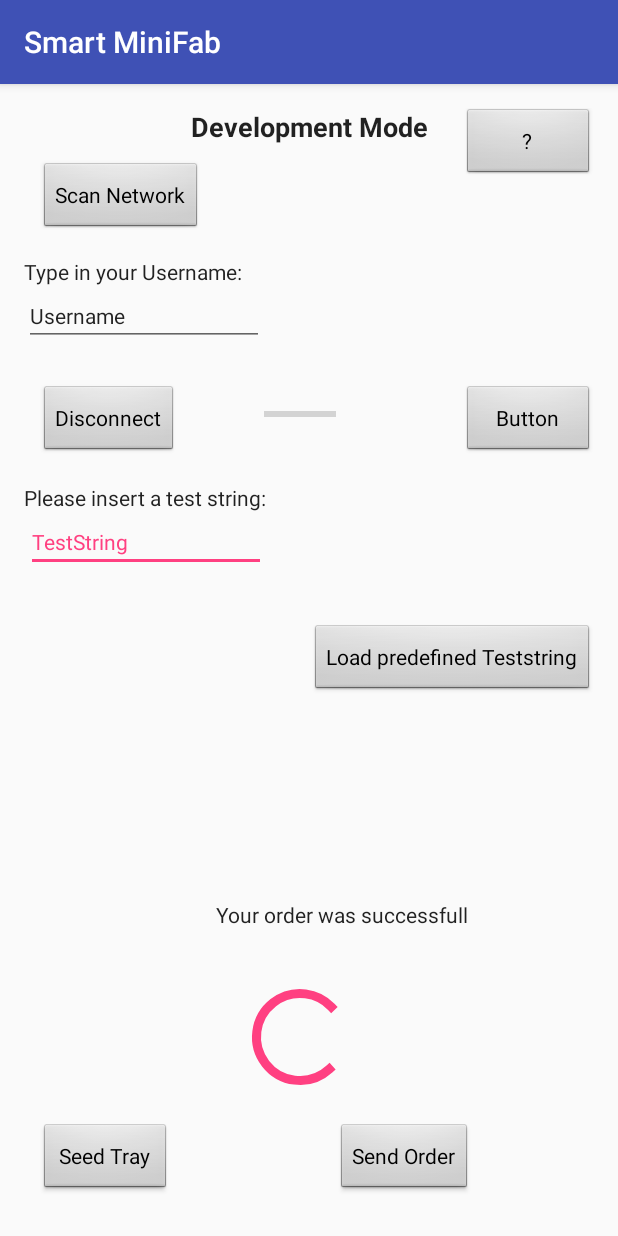
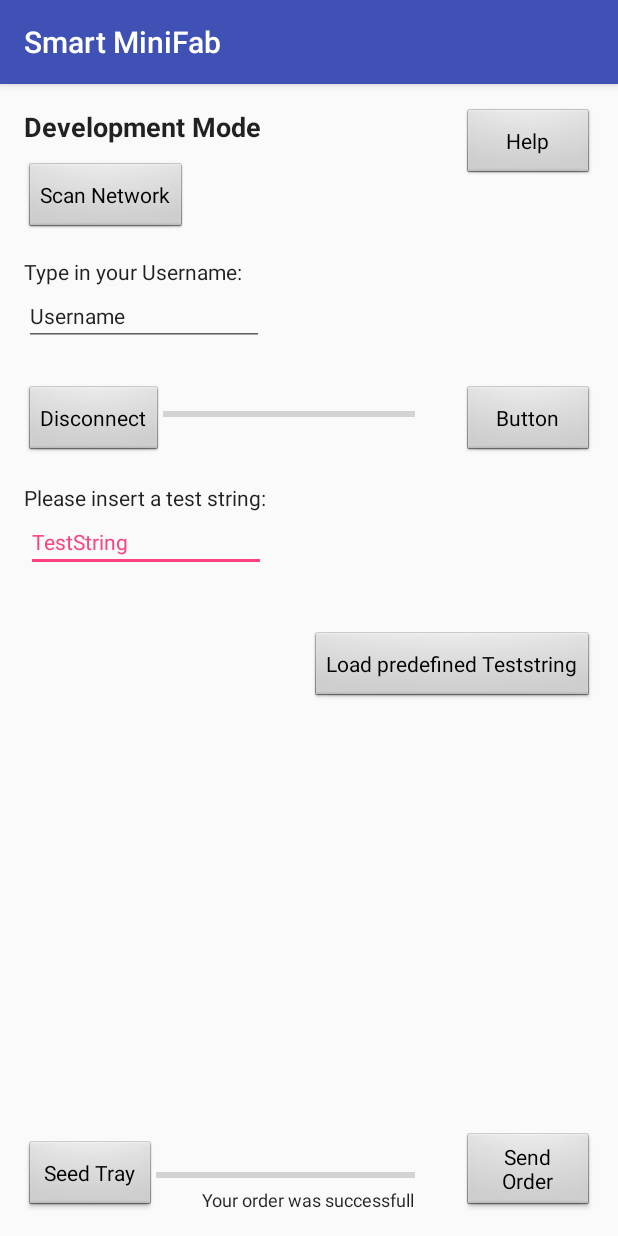
Before and after one commit to Brumberg/Tetris-Fab, an Android app: the DevelopmentModeActivity screen opened directly, with no data from a screen before it, on a phone screen of 412 x 824 dp. Run offline under Robolectric (Android 15) with nearby library versions, the phone set to English and light mode, and no system bars.

Commit message:
GUI 13.01.17

```diff
--- a/AndroidStudioProjekt/SmartMiniFab/app/src/main/res/layout/activity_development_mode.xml
+++ b/AndroidStudioProjekt/SmartMiniFab/app/src/main/res/layout/activity_development_mode.xml
@@ -18,22 +18,9 @@
         android:textAppearance="@android:style/TextAppearance.DeviceDefault"
         android:fontFamily="sans-serif"
         android:textSize="18sp"
-        android:textAlignment="center"
+        android:textAlignment="viewStart"
         android:textStyle="normal|bold"
         android:textAllCaps="false" />
-
-    <Button
-        android:layout_width="wrap_content"
-        android:layout_height="wrap_content"
-        android:id="@+id/ID_Dev_Mode_Help_Button"
-        android:textAppearance="@android:style/TextAppearance.DeviceDefault"
-        android:layout_alignParentTop="true"
-        android:layout_alignParentRight="true"
-        android:layout_alignParentEnd="true"
-        android:visibility="visible"
-        android:elevation="0dp"
-        style="@android:style/Widget.Button"
-        android:text="?" />
 
     <TextView
         android:layout_width="wrap_content"
@@ -63,27 +50,17 @@
         android:layout_alignParentRight="true"
         android:layout_alignParentEnd="true" />
 
-    <Button
-        android:text="Scan Network"
-        android:layout_width="wrap_content"
-        android:layout_height="wrap_content"
-        android:id="@+id/ID_Dev_Mode_Scan_Button"
-        style="@android:style/Widget.Button"
-        android:layout_marginLeft="10dp"
-        android:layout_marginStart="10dp"
-        android:layout_alignBottom="@+id/ID_Dev_Mode_Spinner_DropDown"
-        android:layout_alignParentLeft="true"
-        android:layout_alignParentStart="true" />
-
     <ProgressBar
         style="@android:style/Widget.DeviceDefault.Light.ProgressBar.Horizontal"
         android:layout_width="wrap_content"
         android:layout_height="wrap_content"
         android:id="@+id/ID_Dev_Mode_Connecting_ProcessBar"
         android:layout_alignTop="@+id/ID_Dev_Mode__Button"
-        android:layout_toRightOf="@+id/ID_Dev_Mode_User_TextField"
-        android:layout_toEndOf="@+id/ID_Dev_Mode_User_TextField"
-        android:layout_marginTop="11dp" />
+        android:layout_marginTop="11dp"
+        android:layout_alignRight="@+id/ID_Dev_Mode_OrderSucces_TextView"
+        android:layout_alignEnd="@+id/ID_Dev_Mode_OrderSucces_TextView"
+        android:layout_toRightOf="@+id/ID_Dev_Mode__Button"
+        android:layout_toEndOf="@+id/ID_Dev_Mode__Button" />
 
     <Button
         android:text="Disconnect"
@@ -105,10 +82,9 @@
         tools:text="Connect"
         android:textAppearance="@android:style/TextAppearance.DeviceDefault"
         style="@android:style/Widget.Button"
-        android:layout_alignBaseline="@+id/ID_Dev_Mode__Button"
-        android:layout_alignBottom="@+id/ID_Dev_Mode__Button"
         android:layout_alignParentRight="true"
-        android:layout_alignParentEnd="true" />
+        android:layout_alignParentEnd="true"
+        android:layout_above="@+id/ID_Dev_Mode_TestString_TextView" />
 
     <TextView
         android:text="Please insert a test string:"
@@ -143,7 +119,6 @@
         android:ems="10"
         android:id="@+id/ID_Dev_Mode_User_TextField"
         android:textAppearance="@android:style/TextAppearance.DeviceDefault"
-        android:singleLine="false"
         android:selectAllOnFocus="false"
         android:textAlignment="viewStart"
         tools:background="@android:color/background_light"
@@ -152,15 +127,38 @@
         android:layout_alignParentStart="true" />
 
     <Button
-        android:text="Load predefined Teststring"
         android:layout_width="wrap_content"
         android:layout_height="wrap_content"
-        android:id="@+id/ID_Dev_Mode_LoadTestString_Button"
+        android:id="@+id/ID_Dev_Mode_Help_Button"
+        android:textAppearance="@android:style/TextAppearance.DeviceDefault"
+        android:visibility="visible"
+        android:elevation="0dp"
+        style="@android:style/Widget.Button"
+        android:text="Help"
+        android:layout_alignParentTop="true"
+        android:layout_alignParentRight="true"
+        android:layout_alignParentEnd="true" />
+
+    <Button
+        android:text="Scan Network"
+        android:layout_width="wrap_content"
+        android:layout_height="wrap_content"
+        android:id="@+id/ID_Dev_Mode_Scan_Button"
+        style="@android:style/Widget.Button"
+        android:layout_alignBottom="@+id/ID_Dev_Mode_Spinner_DropDown"
+        android:layout_alignParentLeft="true"
+        android:layout_alignParentStart="true" />
+
+    <Button
+        android:text="Send Order"
+        android:layout_width="wrap_content"
+        android:layout_height="wrap_content"
+        android:id="@+id/ID_Dev_Mode_Order_Button"
         style="@android:style/Widget.Button"
         android:textAppearance="@android:style/TextAppearance.DeviceDefault"
-        android:layout_centerVertical="true"
-        android:layout_alignParentRight="true"
-        android:layout_alignParentEnd="true" />
+        android:layout_alignParentBottom="true"
+        android:layout_alignLeft="@+id/Connect"
+        android:layout_alignStart="@+id/Connect" />
 
     <Button
         android:text="Seed Tray"
@@ -170,44 +168,42 @@
         style="@android:style/Widget.Button"
         android:textAppearance="@android:style/TextAppearance.DeviceDefault"
         android:layout_alignParentBottom="true"
-        android:layout_alignLeft="@+id/ID_Dev_Mode__Button"
-        android:layout_alignStart="@+id/ID_Dev_Mode__Button"
-        android:layout_marginBottom="11dp" />
+        android:layout_alignParentLeft="true"
+        android:layout_alignParentStart="true" />
 
-    <Button
-        android:text="Send Order"
+    <ProgressBar
+        style="@style/Widget.AppCompat.ProgressBar.Horizontal"
         android:layout_width="wrap_content"
         android:layout_height="wrap_content"
-        android:id="@+id/ID_Dev_Mode_Order_Button"
-        style="@android:style/Widget.Button"
-        android:textAppearance="@android:style/TextAppearance.DeviceDefault"
-        android:layout_alignTop="@+id/ID_Dev_Mode_SeedTray_Button"
-        android:layout_toRightOf="@+id/ID_Dev_Mode_Connecting_ProcessBar"
-        android:layout_toEndOf="@+id/ID_Dev_Mode_Connecting_ProcessBar" />
-
-    <ProgressBar
-        style="?android:attr/progressBarStyleLarge"
-        android:layout_width="wrap_content"
-        android:layout_height="wrap_content"
-        android:layout_above="@+id/ID_Dev_Mode_SeedTray_Button"
-        android:layout_toLeftOf="@+id/Connect"
-        android:layout_marginBottom="19dp"
         android:id="@+id/ID_Dev_Mode_InOperation_ProcessBar"
         android:visibility="visible"
         android:indeterminate="false"
-        android:layout_toRightOf="@+id/ID_Dev_Mode_User_TextView"
-        android:layout_toEndOf="@+id/ID_Dev_Mode_User_TextView" />
+        android:layout_alignTop="@+id/ID_Dev_Mode_SeedTray_Button"
+        android:layout_marginTop="15dp"
+        android:layout_alignRight="@+id/ID_Dev_Mode_Connecting_ProcessBar"
+        android:layout_alignEnd="@+id/ID_Dev_Mode_Connecting_ProcessBar"
+        android:layout_toRightOf="@+id/ID_Dev_Mode_SeedTray_Button"
+        android:layout_toEndOf="@+id/ID_Dev_Mode_SeedTray_Button" />
 
     <TextView
         android:text="Your order was successfull"
         android:layout_width="wrap_content"
         android:layout_height="wrap_content"
-        android:layout_marginBottom="34dp"
         android:id="@+id/ID_Dev_Mode_OrderSucces_TextView"
         android:textAppearance="@android:style/TextAppearance.DeviceDefault"
-        android:layout_marginLeft="9dp"
-        android:layout_marginStart="9dp"
-        android:layout_above="@+id/ID_Dev_Mode_InOperation_ProcessBar"
-        android:layout_toRightOf="@+id/ID_Dev_Mode_Scan_Button"
-        android:layout_toEndOf="@+id/ID_Dev_Mode_Scan_Button" />
+        android:layout_alignParentBottom="true"
+        android:layout_centerHorizontal="true"
+        android:textSize="12sp" />
+
+    <Button
+        android:text="Load predefined Teststring"
+        android:layout_width="wrap_content"
+        android:layout_height="wrap_content"
+        android:id="@+id/ID_Dev_Mode_LoadTestString_Button"
+        style="@android:style/Widget.Button"
+        android:textAppearance="@android:style/TextAppearance.DeviceDefault"
+        android:layout_marginTop="39dp"
+        android:layout_below="@+id/ID_Dev_Mode_TestString_TextField"
+        android:layout_alignParentRight="true"
+        android:layout_alignParentEnd="true" />
 </RelativeLayout>
--- a/AndroidStudioProjekt/SmartMiniFab/app/src/main/res/layout/activity_start.xml
+++ b/AndroidStudioProjekt/SmartMiniFab/app/src/main/res/layout/activity_start.xml
@@ -10,4 +10,15 @@
     android:paddingTop="@dimen/activity_vertical_margin"
     tools:context="com.example.crunky.smartminifab.StartActivity">
 
+    <Button
+        android:text="Button"
+        android:layout_width="wrap_content"
+        android:layout_height="wrap_content"
+        android:layout_alignParentTop="true"
+        android:layout_alignParentLeft="true"
+        android:layout_alignParentStart="true"
+        android:layout_marginLeft="112dp"
+        android:layout_marginStart="112dp"
+        android:layout_marginTop="91dp"
+        android:id="@+id/button" />
 </RelativeLayout>
```
